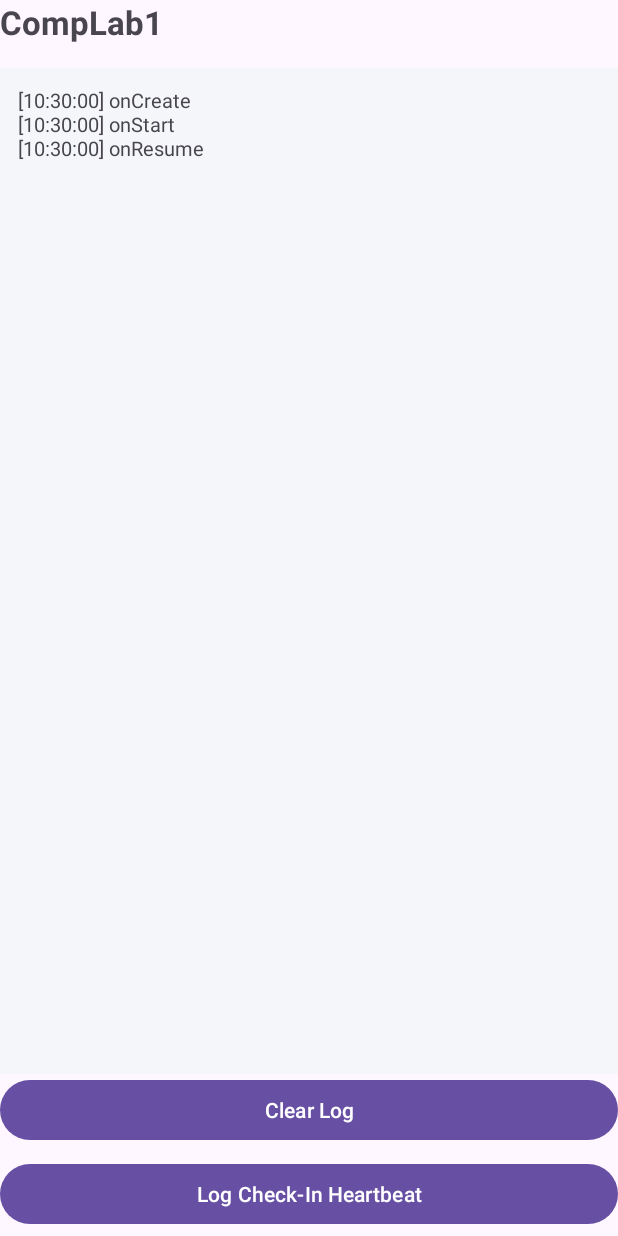
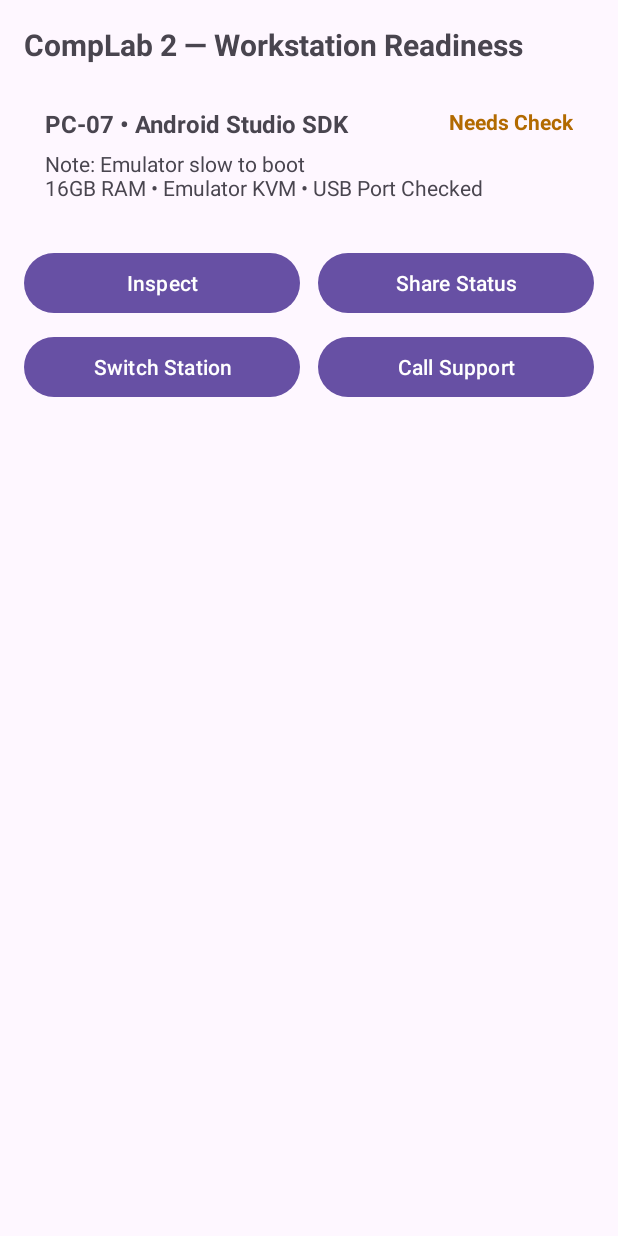
Before and after one commit to carlavellano5-svg/Avellano_appdevAY2627, an Android app: the screen it shows after launch (MainActivity), on a phone screen of 412 x 824 dp. Run offline under Robolectric (Android 15) with nearby library versions, the phone set to English and light mode, and no system bars.

Commit message:
lab_act2

```diff
--- a/app/build.gradle.kts
+++ b/app/build.gradle.kts
@@ -9,7 +9,7 @@ android {
     }
     buildFeatures {
         viewBinding = true
-
+    }
     defaultConfig {
         applicationId = "com.example.avellano_appdevay2627"
         minSdk = 25
--- a/app/src/main/AndroidManifest.xml
+++ b/app/src/main/AndroidManifest.xml
@@ -11,6 +11,11 @@
         android:roundIcon="@mipmap/ic_launcher_round"
         android:supportsRtl="true"
         android:theme="@style/Theme.Avellano_appdevAY2627">
+
+        <activity
+            android:name=".StationDetailActivity"
+            android:exported="false" >
+        </activity>
         <activity
             android:name=".MainActivity"
             android:exported="true"
--- a/app/src/main/java/com/example/avellano_appdevay2627/MainActivity.java
+++ b/app/src/main/java/com/example/avellano_appdevay2627/MainActivity.java
@@ -1,98 +1,119 @@
 package com.example.avellano_appdevay2627;
 
+import android.content.ActivityNotFoundException;
+import android.content.Intent;
+import android.graphics.Color;
+import android.net.Uri;
+import android.os.Bundle;
+import android.widget.Toast;
 
-import android.os.Bundle;
+import androidx.activity.result.ActivityResultLauncher;
+import androidx.activity.result.contract.ActivityResultContracts;
 import androidx.appcompat.app.AppCompatActivity;
-import android.util.Log;
-import androidx.annotation.NonNull;
 
 import com.example.avellano_appdevay2627.databinding.ActivityMainBinding;
 
-import java.text.SimpleDateFormat;
-import java.util.Date;
-import java.util.Locale;
+public class MainActivity extends AppCompatActivity {
+    public static final String EXTRA_STATION_CODE = "extra_station_code";
+    public static final String EXTRA_STATUS = "extra_status";
+    public static final String EXTRA_ISSUE_NOTE = "extra_issue_note";
 
-public class MainActivity extends AppCompatActivity {
+    // Lab maintenance contact (replace with the real number)
+    private static final String SUPPORT_PHONE = "tel:+631234567890";
 
-    private static final String TAG = "LabCheckLifecycle";
-    private static final String KEY_LOG = "key_lifecycle_log";
+    // Enhancement 1: sample stations the user can cycle through
+    private final String[] stationCodes = {"PC-07", "PC-08", "PC-09"};
+    private final String[] stationSoftware = {
+            "Android Studio SDK", "Android Studio SDK", "Android Studio SDK"};
+    private final String[] stationSpecs = {
+            "16GB RAM \u2022 Emulator KVM \u2022 USB Port Checked",
+            "8GB RAM \u2022 Emulator KVM \u2022 USB Port Checked",
+            "16GB RAM \u2022 Emulator KVM \u2022 Network Checked"};
+    private final String[] stationStatuses = {"Needs Check", "Ready", "Ready"};
+    private final String[] stationNotes = {
+            "Emulator slow to boot", "No issues reported", "No issues reported"};
+
+    private int currentIndex = 0;
 
     private ActivityMainBinding binding;
-    private final StringBuilder traceBuilder = new StringBuilder();
+
+    private final ActivityResultLauncher<Intent> detailLauncher =
+            registerForActivityResult(new ActivityResultContracts.StartActivityForResult(), result -> {
+                if (result.getResultCode() == RESULT_OK && result.getData() != null) {
+                    String status = result.getData().getStringExtra(EXTRA_STATUS);
+                    String note = result.getData().getStringExtra(EXTRA_ISSUE_NOTE);
+                    stationStatuses[currentIndex] = status;
+                    stationNotes[currentIndex] = note;
+                    refreshBanner();
+                    Toast.makeText(this,
+                            "Updated " + stationCodes[currentIndex] + " -> " + status,
+                            Toast.LENGTH_SHORT).show();
+                }
+            });
 
     @Override
     protected void onCreate(Bundle savedInstanceState) {
         super.onCreate(savedInstanceState);
-
         binding = ActivityMainBinding.inflate(getLayoutInflater());
         setContentView(binding.getRoot());
 
-        if (savedInstanceState != null) {
-            traceBuilder.append(savedInstanceState.getString(KEY_LOG, ""));
-        }
+        refreshBanner();
 
-        recordEvent("onCreate");
+        // Explicit Intent: open StationDetailActivity for the currently selected station
+        binding.btnInspectStation.setOnClickListener(v -> {
+            Intent intent = new Intent(this, StationDetailActivity.class);
+            intent.putExtra(EXTRA_STATION_CODE, stationCodes[currentIndex]);
+            intent.putExtra(EXTRA_STATUS, stationStatuses[currentIndex]);
+            intent.putExtra(EXTRA_ISSUE_NOTE, stationNotes[currentIndex]);
+            detailLauncher.launch(intent);
+        });
 
-        binding.btnSimulateTick.setOnClickListener(v ->
-                recordEvent("Manual check-in probe (pkg=" + getPackageName() + ")"));
+        // Implicit Intent: share the station summary
+        binding.btnShareReport.setOnClickListener(v -> {
+            Intent shareIntent = new Intent(Intent.ACTION_SEND);
+            shareIntent.setType("text/plain");
+            shareIntent.putExtra(Intent.EXTRA_SUBJECT, "LabCheck Report: " + stationCodes[currentIndex]);
+            shareIntent.putExtra(Intent.EXTRA_TEXT,
+                    "Station: " + stationCodes[currentIndex]
+                            + "\nStatus: " + stationStatuses[currentIndex]
+                            + "\nNote: " + stationNotes[currentIndex]);
+            startActivity(Intent.createChooser(shareIntent, "Share Station Status"));
+        });
 
-        binding.btnClearLog.setOnClickListener(v -> {
-            traceBuilder.setLength(0);
-            binding.tvLifecycleLog.setText("");
+        // Enhancement 1: cycle PC-07 -> PC-08 -> PC-09 -> PC-07 ...
+        binding.btnSwitchStation.setOnClickListener(v -> {
+            currentIndex = (currentIndex + 1) % stationCodes.length;
+            refreshBanner();
+            Toast.makeText(this, "Selected " + stationCodes[currentIndex],
+                    Toast.LENGTH_SHORT).show();
+        });
+
+        // Enhancement 2: implicit Intent (ACTION_DIAL) to call lab maintenance
+        binding.btnCallSupport.setOnClickListener(v -> {
+            Intent dialIntent = new Intent(Intent.ACTION_DIAL, Uri.parse(SUPPORT_PHONE));
+            try {
+                startActivity(dialIntent);
+            } catch (ActivityNotFoundException e) {
+                Toast.makeText(this, "No dialer app available on this device.",
+                        Toast.LENGTH_SHORT).show();
+            }
         });
     }
 
-    @Override
-    protected void onStart() {
-        super.onStart();
-        recordEvent("onStart");
+    /** Re-draws the RelativeLayout banner for the selected station. */
+    private void refreshBanner() {
+        String status = stationStatuses[currentIndex];
+        binding.tvStationCode.setText(
+                stationCodes[currentIndex] + " \u2022 " + stationSoftware[currentIndex]);
+        binding.tvStationStatus.setText(status);
+        binding.tvStationStatus.setTextColor(statusColor(status));
+        binding.tvStationSpec.setText("Note: " + stationNotes[currentIndex]
+                + "\n" + stationSpecs[currentIndex]);
     }
 
-    @Override
-    protected void onResume() {
-        super.onResume();
-        recordEvent("onResume");
-    }
-
-    @Override
-    protected void onPause() {
-        super.onPause();
-        recordEvent("onPause");
-    }
-
-    @Override
-    protected void onStop() {
-        super.onStop();
-        recordEvent("onStop");
-    }
-
-    @Override
-    protected void onDestroy() {
-        recordEvent("onDestroy");
-        super.onDestroy();
-    }
-
-    @Override
-    protected void onSaveInstanceState(@NonNull Bundle outState) {
-        super.onSaveInstanceState(outState);
-        outState.putString(KEY_LOG, traceBuilder.toString());
-    }
-
-    private void recordEvent(String eventName) {
-
-        String ts = new SimpleDateFormat(
-                "HH:mm:ss",
-                Locale.getDefault()
-        ).format(new Date());
-
-        String line = "[" + ts + "] " + eventName + "\n";
-
-        traceBuilder.append(line);
-
-        Log.d(TAG, line.trim());
-
-        if (binding != null) {
-            binding.tvLifecycleLog.setText(traceBuilder.toString());
-        }
+    private int statusColor(String status) {
+        if ("Ready".equals(status)) return Color.parseColor("#2E7D32");
+        if ("Issue Logged".equals(status)) return Color.parseColor("#B26A00");
+        return Color.parseColor("#B26A00"); // Needs Check
     }
 }
--- a/app/src/main/res/layout/activity_main.xml
+++ b/app/src/main/res/layout/activity_main.xml
@@ -1,55 +1,116 @@
 <?xml version="1.0" encoding="utf-8"?>
-<androidx.constraintlayout.widget.ConstraintLayout xmlns:android="http://schemas.android.com/apk/res/android"
+<androidx.constraintlayout.widget.ConstraintLayout
+    xmlns:android="http://schemas.android.com/apk/res/android"
     xmlns:app="http://schemas.android.com/apk/res-auto"
-    xmlns:tools="http://schemas.android.com/tools"
-    android:id="@+id/main"
     android:layout_width="match_parent"
     android:layout_height="match_parent"
-    tools:context=".MainActivity">
+    android:padding="16dp">
 
     <TextView
-        android:id="@+id/tvAppTitle"
+        android:id="@+id/tvHeaderLab"
         android:layout_width="0dp"
         android:layout_height="wrap_content"
-        android:text="CompLab1"
-        android:textSize="22sp"
+        android:text="CompLab 2 — Workstation Readiness"
+        android:textSize="20sp"
         android:textStyle="bold"
         app:layout_constraintTop_toTopOf="parent"
         app:layout_constraintStart_toStartOf="parent"
-        app:layout_constraintEnd_toEndOf="parent" />
+        app:layout_constraintEnd_toEndOf="parent"/>
 
-    <TextView
-        android:id="@+id/tvLifecycleLog"
-        android:layout_width="0dp"
-        android:layout_height="0dp"
-        android:layout_marginTop="16dp"
-        android:background="#F4F6F9"
-        android:padding="12dp"
-        android:text="Lifecycle trace ready..."
-        android:textSize="13sp"
-        app:layout_constraintTop_toBottomOf="@id/tvAppTitle"
-        app:layout_constraintBottom_toTopOf="@id/btnClearLog"
-        app:layout_constraintStart_toStartOf="parent"
-        app:layout_constraintEnd_toEndOf="parent" />
 
-    <Button
-        android:id="@+id/btnClearLog"
+    <RelativeLayout
+        android:id="@+id/rlFeaturedStation"
         android:layout_width="0dp"
         android:layout_height="wrap_content"
-        android:layout_marginBottom="8dp"
-        android:text="Clear Log"
-        app:layout_constraintBottom_toTopOf="@id/btnSimulateTick"
+        android:layout_marginTop="14dp"
+        android:padding="14dp"
+        app:layout_constraintTop_toBottomOf="@id/tvHeaderLab"
         app:layout_constraintStart_toStartOf="parent"
-        app:layout_constraintEnd_toEndOf="parent" />
+        app:layout_constraintEnd_toEndOf="parent">
 
-    <Button
-        android:id="@+id/btnSimulateTick"
+        <TextView
+            android:id="@+id/tvStationCode"
+            android:layout_width="wrap_content"
+            android:layout_height="wrap_content"
+            android:layout_alignParentStart="true"
+            android:text="PC-07 • Android Studio SDK"
+            android:textSize="16sp"
+            android:textStyle="bold"/>
+
+        <TextView
+            android:id="@+id/tvStationStatus"
+            android:layout_width="wrap_content"
+            android:layout_height="wrap_content"
+            android:layout_alignParentEnd="true"
+            android:text="Needs Check"
+            android:textColor="#B26A00"
+            android:textStyle="bold"/>
+
+        <TextView
+            android:id="@+id/tvStationSpec"
+            android:layout_width="wrap_content"
+            android:layout_height="wrap_content"
+            android:layout_below="@id/tvStationCode"
+            android:layout_marginTop="6dp"
+            android:text="16GB RAM • Emulator KVM • USB Port Checked"/>
+    </RelativeLayout>
+
+
+    <LinearLayout
+        android:id="@+id/llActions"
         android:layout_width="0dp"
         android:layout_height="wrap_content"
-        android:layout_marginBottom="4dp"
-        android:text="Log Check-In Heartbeat"
-        app:layout_constraintBottom_toBottomOf="parent"
+        android:layout_marginTop="16dp"
+        android:orientation="horizontal"
+        android:weightSum="2"
+        app:layout_constraintTop_toBottomOf="@id/rlFeaturedStation"
         app:layout_constraintStart_toStartOf="parent"
-        app:layout_constraintEnd_toEndOf="parent" />
+        app:layout_constraintEnd_toEndOf="parent">
+
+        <Button
+            android:id="@+id/btnInspectStation"
+            android:layout_width="0dp"
+            android:layout_height="wrap_content"
+            android:layout_weight="1"
+            android:layout_marginEnd="6dp"
+            android:text="Inspect"/>
+
+        <Button
+            android:id="@+id/btnShareReport"
+            android:layout_width="0dp"
+            android:layout_height="wrap_content"
+            android:layout_weight="1"
+            android:layout_marginStart="6dp"
+            android:text="Share Status"/>
+    </LinearLayout>
+
+
+    <LinearLayout
+        android:id="@+id/llEnhancements"
+        android:layout_width="0dp"
+        android:layout_height="wrap_content"
+        android:layout_marginTop="8dp"
+        android:orientation="horizontal"
+        android:weightSum="2"
+        app:layout_constraintTop_toBottomOf="@id/llActions"
+        app:layout_constraintStart_toStartOf="parent"
+        app:layout_constraintEnd_toEndOf="parent">
+
+        <Button
+            android:id="@+id/btnSwitchStation"
+            android:layout_width="0dp"
+            android:layout_height="wrap_content"
+            android:layout_weight="1"
+            android:layout_marginEnd="6dp"
+            android:text="Switch Station"/>
+
+        <Button
+            android:id="@+id/btnCallSupport"
+            android:layout_width="0dp"
+            android:layout_height="wrap_content"
+            android:layout_weight="1"
+            android:layout_marginStart="6dp"
+            android:text="Call Support"/>
+    </LinearLayout>
 
 </androidx.constraintlayout.widget.ConstraintLayout>
```
Also changed, not shown: app/src/main/java/com/example/avellano_appdevay2627/StationDetailActivity.java (added, +53 -0 lines), app/src/main/res/layout/activity_station_detail.xml (added, +39 -0 lines), 1 other file.
